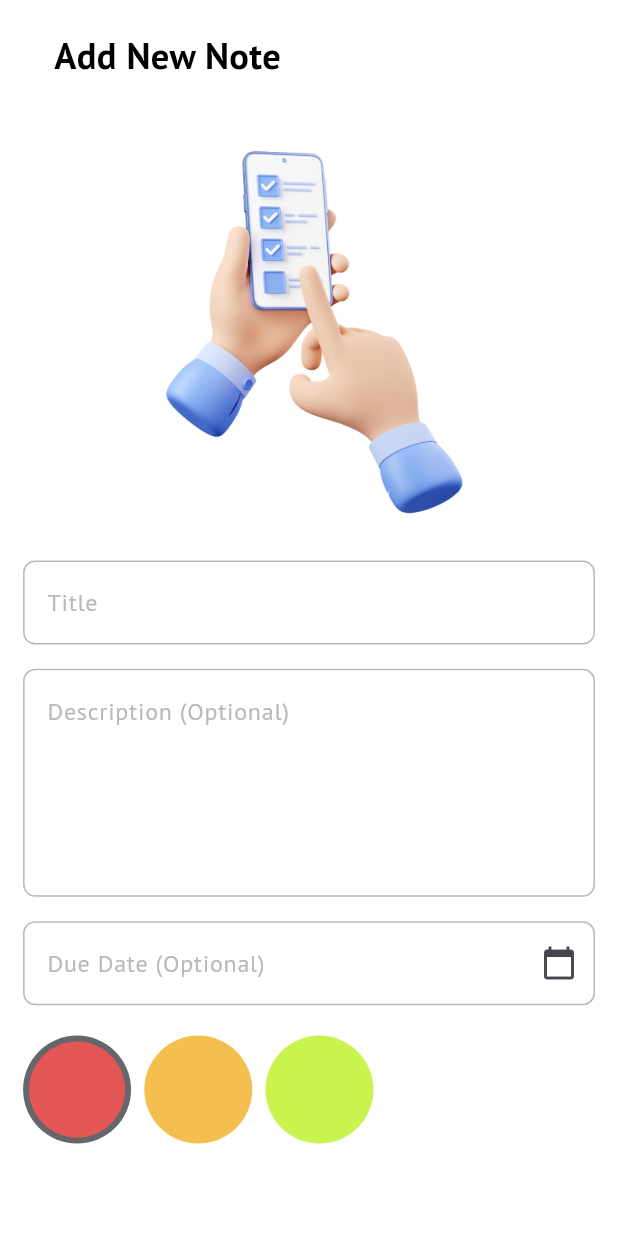
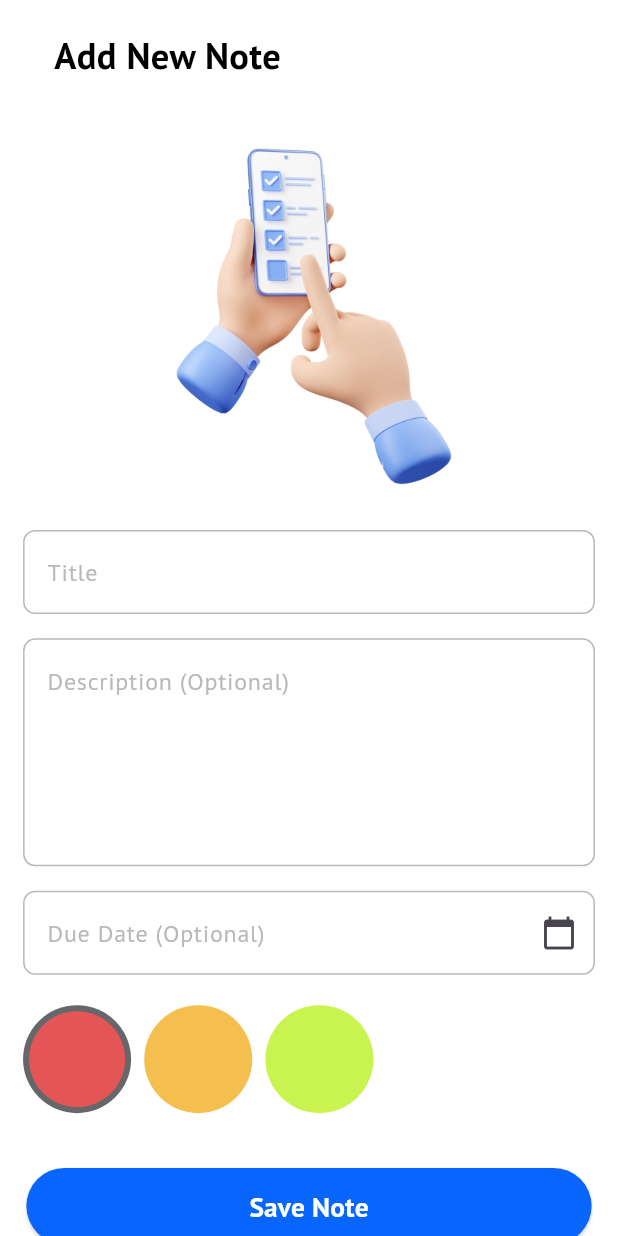
Before and after one commit to hashimsaffarini/NotaLite_App, a Flutter app: the AddNotePage screen opened directly, on a phone screen of 412 x 824 dp. Run offline on Flutter 3.47's test engine with Material 3 defaults, Android fonts, the phone set to English and light mode, and no system bars; our stand-ins replace flutter_bloc, flutter_screenutil, flutter_svg, hive, hive_flutter, iconsax and 1 more; accounts and stored records are empty.

Commit message:
feat: Add CustomButton widget for reusable buttons

```diff
--- /dev/null
+++ b/lib/core/widgets/custom_button.dart
@@ -0,0 +1,53 @@
+import 'package:flutter/material.dart';
+import 'package:flutter_screenutil/flutter_screenutil.dart';
+import 'package:to_do/core/utils/app_colors.dart';
+
+class CustomButton extends StatelessWidget {
+  const CustomButton({
+    super.key,
+    required this.onPressed,
+    this.buttonWidth,
+    this.buttonHeight,
+    this.buttonRadius,
+    required this.buttonText,
+    this.horizontalPadding,
+    this.verticalPadding,
+  });
+  final void Function()? onPressed;
+  final double? buttonWidth;
+  final double? buttonHeight;
+  final double? buttonRadius;
+  final String buttonText;
+  final double? horizontalPadding;
+  final double? verticalPadding;
+  @override
+  Widget build(BuildContext context) {
+    return Padding(
+      padding: EdgeInsets.symmetric(
+        horizontal: horizontalPadding?.w ?? 0,
+        vertical: verticalPadding?.h ?? 0,
+      ),
+      child: ElevatedButton(
+        onPressed: onPressed,
+        style: ElevatedButton.styleFrom(
+          backgroundColor: AppColors.primaryColor,
+          fixedSize:
+              Size(buttonWidth?.w ?? double.maxFinite, buttonHeight?.h ?? 50.h),
+          shape: RoundedRectangleBorder(
+            borderRadius: BorderRadius.circular(buttonRadius?.r ?? 10.r),
+          ),
+        ),
+        child: Center(
+          child: Text(
+            buttonText,
+            style: TextStyle(
+              fontSize: 18.sp,
+              fontWeight: FontWeight.w600,
+              color: Colors.white,
+            ),
+          ),
+        ),
+      ),
+    );
+  }
+}
--- a/lib/features/add/ui/widgets/add_page_body.dart
+++ b/lib/features/add/ui/widgets/add_page_body.dart
@@ -1,6 +1,7 @@
 import 'package:flutter/material.dart';
 import 'package:flutter_screenutil/flutter_screenutil.dart';
 import 'package:to_do/core/utils/app_images.dart';
+import 'package:to_do/core/widgets/custom_button.dart';
 import 'package:to_do/features/add/ui/widgets/add_note_form.dart';
 import 'package:to_do/features/add/ui/widgets/colors_filtered.dart';
 
@@ -14,14 +15,22 @@ class AddPageBody extends StatelessWidget {
         Center(
           child: Image.asset(
             Assets.imagesAddNote,
-            width: 270.sp,
-            height: 270.sp,
+            width: 250.sp,
+            height: 250.sp,
           ),
         ),
         SizedBox(height: 20.h),
         const AddNoteForm(),
         SizedBox(height: 20.h),
         const ColorsFiltered(),
+        SizedBox(height: 20.h),
+        CustomButton(
+          onPressed: () {},
+          buttonRadius: 48,
+          buttonText: 'Save Note',
+          verticalPadding: 16,
+          horizontalPadding: 16,
+        ),
       ],
     );
   }
```
